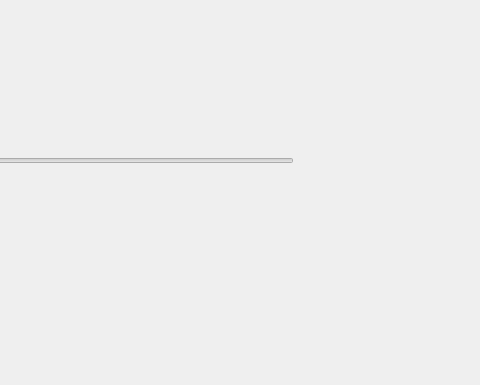
This is frontend/ShotModePage.ui in YCP-Rev-Metrix/BallSpinner-Controller-v2 as Qt 5 draws it before an edit; both pictures show x 412 to 892 and y 479 to 864 of the 1065 by 864 pixel window. The edited form follows.
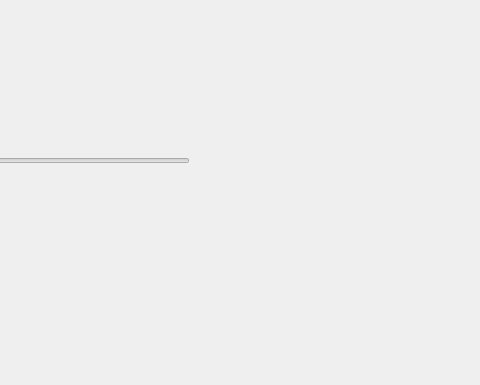
This is the edited form. Custom widgets are drawn as their Qt base class.

Commit message: Fix shot mode

```diff
--- a/frontend/ShotModePage.ui
+++ b/frontend/ShotModePage.ui
@@ -13,9 +13,15 @@
   <property name="windowTitle">
    <string>Form</string>
   </property>
-  <layout class="QHBoxLayout" name="horizontalLayout" stretch="7,3">
+  <layout class="QHBoxLayout" name="horizontalLayout" stretch="6,4">
    <item>
     <widget class="QWidget" name="widget" native="true">
+     <property name="sizePolicy">
+      <sizepolicy hsizetype="Expanding" vsizetype="Preferred">
+       <horstretch>0</horstretch>
+       <verstretch>0</verstretch>
+      </sizepolicy>
+     </property>
      <layout class="QVBoxLayout" name="verticalLayout">
       <item>
        <widget class="QWidget" name="widget_4" native="true">
@@ -96,7 +102,17 @@
     </widget>
    </item>
    <item>
-    <widget class="SmartDotConnectWidget" name="wgtSmartDotConnect" native="true"/>
+    <widget class="SmartDotConnectWidget" name="wgtSmartDotConnect" native="true">
+     <property name="minimumWidth">
+      <number>350</number>
+     </property>
+     <property name="sizePolicy">
+      <sizepolicy hsizetype="Expanding" vsizetype="Preferred">
+       <horstretch>0</horstretch>
+       <verstretch>0</verstretch>
+      </sizepolicy>
+     </property>
+    </widget>
    </item>
   </layout>
  </widget>
```
The commit also changes 2 other files.
